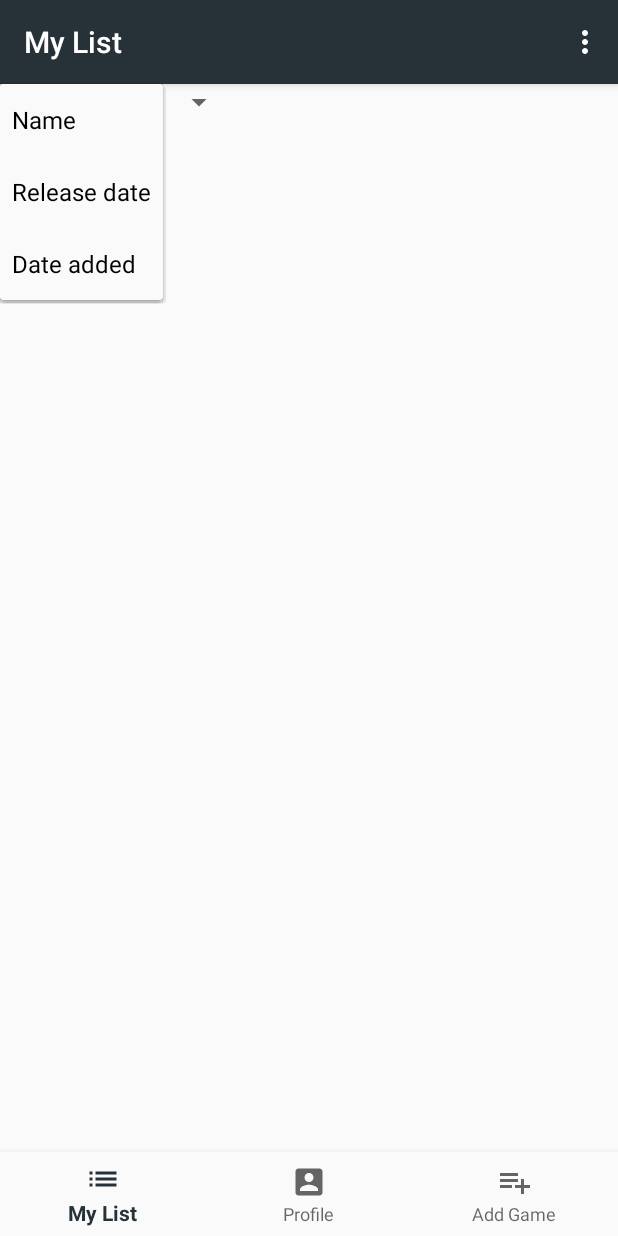
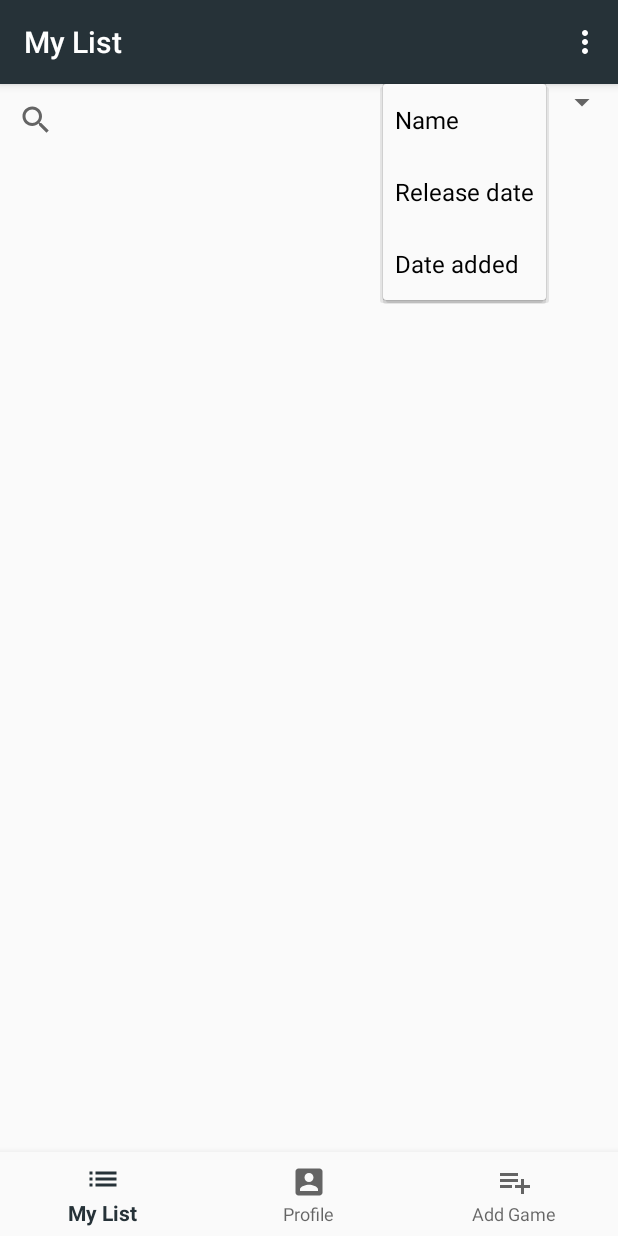
Before and after one commit to Snailedlt/GameLogger, an Android app: the MygamelistFragment screen opened directly, with no data from a screen before it, after a tap on "Name", on a phone screen of 412 x 824 dp. Run offline under Robolectric (Android 15) with nearby library versions, the phone set to English and light mode, and no system bars; our stand-ins replace Firebase (no records; nobody signed in at launch, a user with empty details on screens opened directly), data binding, navigation-ui; pictures from the network do not load; 1 statement that could not run was skipped.

Commit message:
- Added searchbar to fragment_gamelist.xml

```diff
--- a/app/src/main/res/layout/fragment_gamelist.xml
+++ b/app/src/main/res/layout/fragment_gamelist.xml
@@ -21,6 +21,14 @@
             android:layout_width="wrap_content"
             android:layout_height="0dp"
             android:entries="@array/sorting_options"
+            app:layout_constraintEnd_toEndOf="parent"
+            app:layout_constraintTop_toTopOf="parent" />
+
+        <SearchView
+            android:id="@+id/searchBar"
+            android:layout_width="0dp"
+            android:layout_height="wrap_content"
+            app:layout_constraintEnd_toStartOf="@+id/sortSpinner"
             app:layout_constraintStart_toStartOf="parent"
             app:layout_constraintTop_toTopOf="parent" />
 
@@ -32,7 +40,7 @@
             app:layout_constraintBottom_toBottomOf="parent"
             app:layout_constraintEnd_toEndOf="parent"
             app:layout_constraintStart_toStartOf="parent"
-            app:layout_constraintTop_toBottomOf="@+id/sortSpinner" />
+            app:layout_constraintTop_toBottomOf="@+id/searchBar" />
 
     </androidx.constraintlayout.widget.ConstraintLayout>
 
--- a/app/src/main/res/layout/fragment_gamesearch.xml
+++ b/app/src/main/res/layout/fragment_gamesearch.xml
@@ -28,6 +28,8 @@
             android:layout_height="0dp"
             app:layoutManager="androidx.recyclerview.widget.LinearLayoutManager"
             app:layout_constraintBottom_toBottomOf="parent"
+            app:layout_constraintEnd_toEndOf="parent"
+            app:layout_constraintStart_toStartOf="parent"
             app:layout_constraintTop_toBottomOf="@+id/searchBar"
             app:searchListData="@{viewModel.gamesearchresults}" />
     </androidx.constraintlayout.widget.ConstraintLayout>
```
